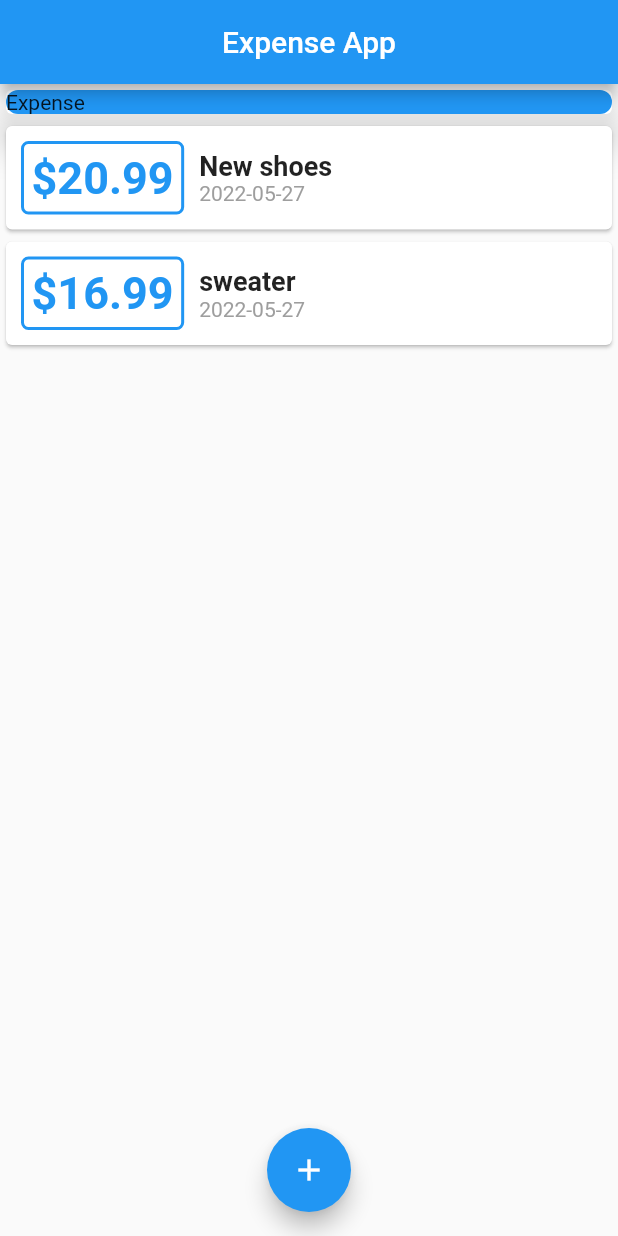
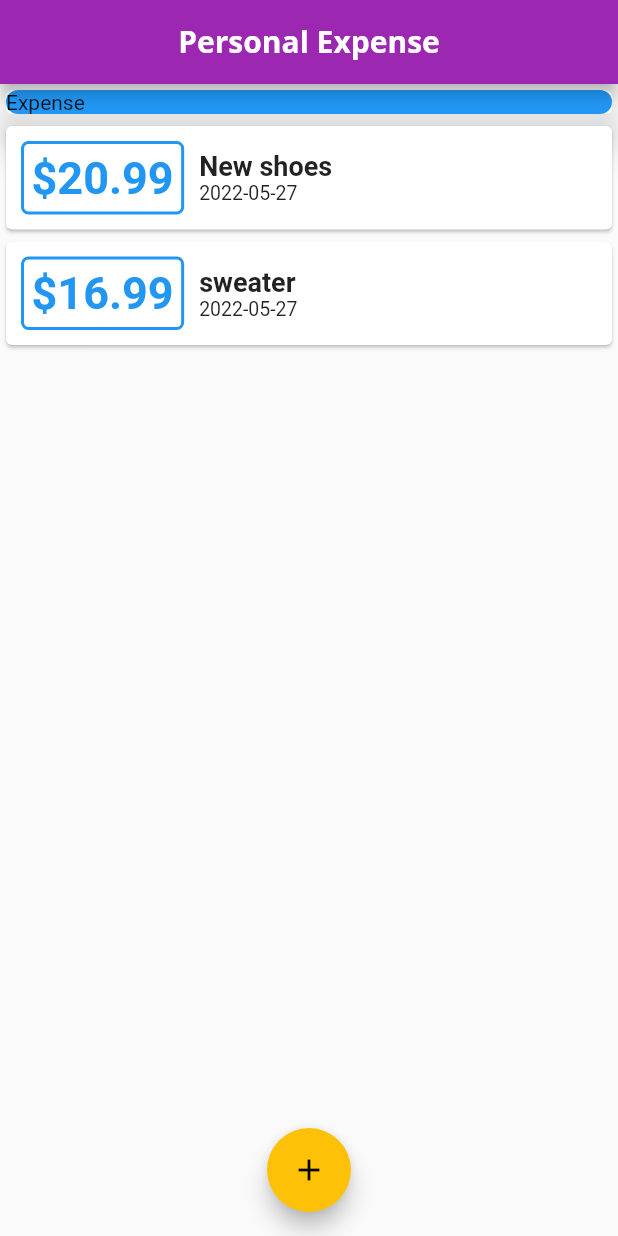
Before and after one commit to msarifin29/expense_app, a Flutter app: the screen it shows after launch, on a phone screen of 412 x 824 dp. Run offline on Flutter 3.47's test engine with Material 2 defaults, Android fonts, the phone set to English and light mode, and no system bars; Roboto replaces fonts that are missing (Quicksand).

Commit message:
menambahkan custom fonts

```diff
--- a/lib/main.dart
+++ b/lib/main.dart
@@ -13,7 +13,25 @@ class MyApp extends StatelessWidget {
 
   @override
   Widget build(BuildContext context) {
-    return const MaterialApp(
+    return MaterialApp(
+      theme: ThemeData(
+          primarySwatch: Colors.purple,
+          accentColor: Colors.amber,
+          textTheme: TextTheme(
+            headline6: TextStyle(
+                fontFamily: 'Quicksand',
+                fontSize: 18,
+                fontWeight: FontWeight.bold),
+            subtitle1: TextStyle(
+              fontFamily: 'Quicksand',
+              fontSize: 13,
+            ),
+          ),
+          appBarTheme: AppBarTheme(
+              titleTextStyle: TextStyle(
+                  fontFamily: 'OpenSans',
+                  fontSize: 20,
+                  fontWeight: FontWeight.bold))),
       home: ExpenseApp(),
     );
   }
@@ -60,7 +78,10 @@ class _ExpenseAppState extends State<ExpenseApp> {
   Widget build(BuildContext context) {
     return Scaffold(
       appBar: AppBar(
-        title: const Text('Expense App'),
+        title: const Text(
+          'Personal Expense',
+          style: TextStyle(fontFamily: 'OpenSans'),
+        ),
         centerTitle: true,
       ),
       body: SingleChildScrollView(
--- a/lib/widgets/list_transaction.dart
+++ b/lib/widgets/list_transaction.dart
@@ -33,15 +33,12 @@ class ListTransaction extends StatelessWidget {
                         children: [
                           Text(
                             transactions[index].title,
-                            style: const TextStyle(
-                                fontSize: 18, fontWeight: FontWeight.bold),
+                            style: Theme.of(context).textTheme.headline6,
                           ),
                           Text(
-                            DateFormat('yyyy-MM-dd')
-                                .format(transactions[index].date),
-                            style: const TextStyle(
-                                color: Colors.grey, fontSize: 14),
-                          )
+                              DateFormat('yyyy-MM-dd')
+                                  .format(transactions[index].date),
+                              style: Theme.of(context).textTheme.subtitle1)
                         ],
                       )
                     ],
```
Also changed, not shown: pubspec.yaml (+11 -6 lines).
